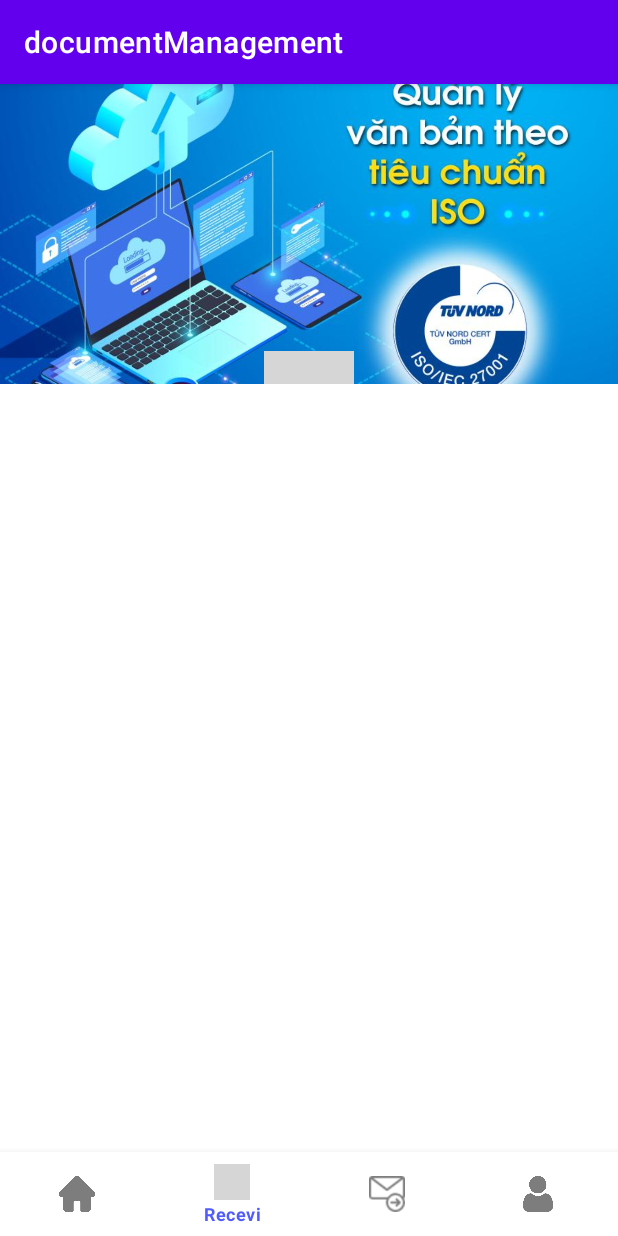
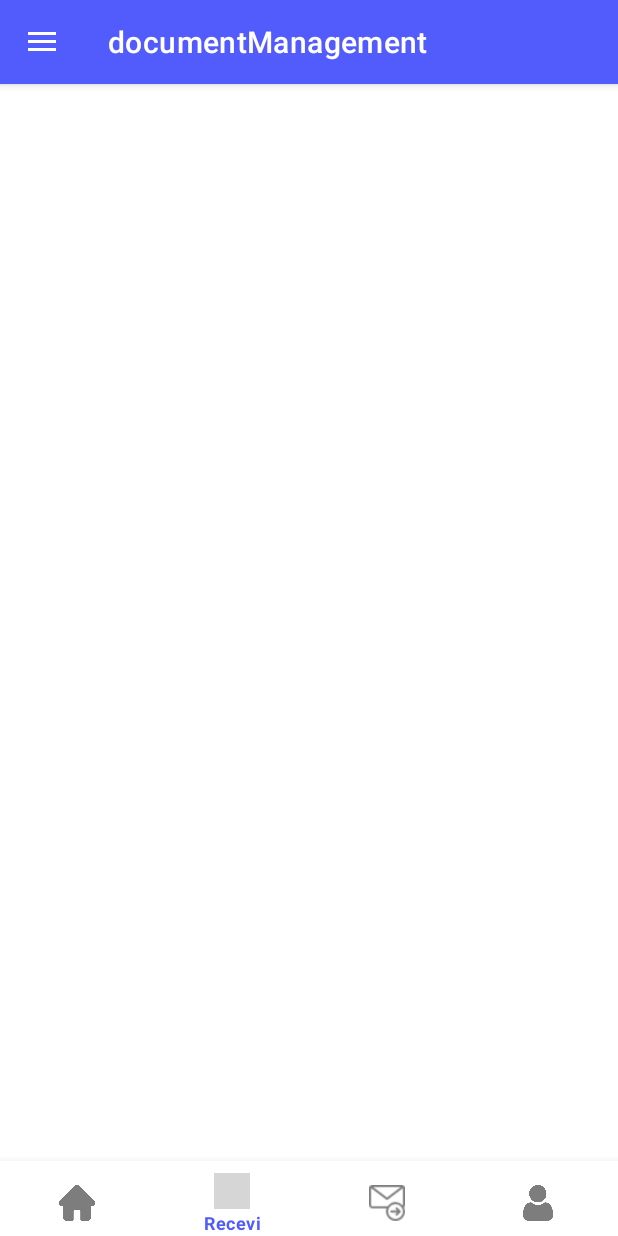
Before and after one commit to 2MPRO/documentManagement, an Android app: the screen it shows after launch (MainActivity), item 2 of the bottom bar chosen, on a phone screen of 412 x 824 dp. Run offline under Robolectric (Android 15) with nearby library versions, the phone set to English and light mode, and no system bars; our stand-ins replace navigation-ui; libraries missing offline, so code that uses them is left out: me.relex.circleindicator; plain views replace CircleIndicator3; grey boxes are pictures that could not be loaded.

Commit message:
thien up second

```diff
--- a/app/build.gradle
+++ b/app/build.gradle
@@ -32,6 +32,7 @@ dependencies {
     implementation 'androidx.appcompat:appcompat:1.4.0'
     implementation 'com.google.android.material:material:1.4.0'
     implementation 'androidx.constraintlayout:constraintlayout:2.1.2'
+    implementation 'androidx.navigation:navigation-ui:2.3.5'
     testImplementation 'junit:junit:4.+'
     androidTestImplementation 'androidx.test.ext:junit:1.1.3'
     androidTestImplementation 'androidx.test.espresso:espresso-core:3.4.0'
--- a/app/src/main/java/com/example/documentmanagement/Controllers/Activity/MainActivity.java
+++ b/app/src/main/java/com/example/documentmanagement/Controllers/Activity/MainActivity.java
@@ -2,16 +2,31 @@ package com.example.documentmanagement.Controllers.Activity;
 
 import android.os.Bundle;
 import android.os.Handler;
+import android.view.MenuItem;
+import android.widget.GridLayout;
+import android.widget.Toast;
 import android.widget.ViewFlipper;
 
+import androidx.annotation.NonNull;
+import androidx.appcompat.app.ActionBarDrawerToggle;
 import androidx.appcompat.app.AppCompatActivity;
 import androidx.appcompat.widget.Toolbar;
+import androidx.core.view.GravityCompat;
+import androidx.drawerlayout.widget.DrawerLayout;
+import androidx.fragment.app.FragmentStatePagerAdapter;
+import androidx.navigation.Navigation;
+import androidx.navigation.ui.AppBarConfiguration;
+import androidx.viewpager.widget.ViewPager;
 import androidx.viewpager2.widget.ViewPager2;
 
 import com.example.documentmanagement.Controllers.Adapter.PhotoViewpager2Adapter;
+import com.example.documentmanagement.Controllers.Adapter.ViewpagerAdapter;
 import com.example.documentmanagement.Controllers.animation.ZoomOutPageTransformer;
 import com.example.documentmanagement.R;
 import com.example.documentmanagement.model.PhoTo;
+import com.google.android.material.bottomnavigation.BottomNavigationView;
+import com.google.android.material.navigation.NavigationBarView;
+import com.google.android.material.navigation.NavigationView;
 
 import java.util.ArrayList;
 import java.util.List;
@@ -19,27 +34,16 @@ import java.util.List;
 import me.relex.circleindicator.CircleIndicator3;
 
 
-public class MainActivity extends AppCompatActivity {
-    Toolbar toolBar;
-    ViewFlipper sliderImg;
-    private ViewPager2 viewPager2;
-    private CircleIndicator3 circleIndicator3;
-    private List<PhoTo> listPhoto;
-    private Handler handler = new Handler();
+public class MainActivity extends AppCompatActivity implements NavigationView.OnNavigationItemSelectedListener {
 
-    // set slide
-    private Runnable runnable = new Runnable() {
-        @Override
-        public void run() {
-            if(viewPager2.getCurrentItem() == listPhoto.size() -1 ){
-                viewPager2.setCurrentItem(0);
-            }else
-            {
-                viewPager2.setCurrentItem(viewPager2.getCurrentItem() + 1);
-            }
 
-        }
-    };
+    private DrawerLayout drawerLayout; //layout chứa navigationview
+    private NavigationView navigationview;
+    private BottomNavigationView bottom_nav;
+    private ViewPager viewPager; //chứa fragment
+    Toolbar toolbar;
+
+
     @Override
     protected void onCreate(Bundle savedInstanceState) {
         super.onCreate(savedInstanceState);
@@ -50,60 +54,137 @@ public class MainActivity extends AppCompatActivity {
 
     // ánh xạ
     public void Mapping() {
+        bottom_nav = (BottomNavigationView) findViewById(R.id.bottom_nav);
+        viewPager = findViewById(R.id.frag_viewpager);
+        toolbar = findViewById(R.id.toolbar);
+        drawerLayout = findViewById(R.id.drawer_layout);
+        navigationview = findViewById(R.id.nav_view);
+    }
+    public void initView( ){
 
-        viewPager2 = (ViewPager2) findViewById(R.id.viewPage2);
-        circleIndicator3 = (CircleIndicator3) findViewById(R.id.circleIndicator3);
+        setUpViewPager();
+        setBottom_nav();
+        setToolbar();
+        setDrawerToggle();
+        setNavigationView();
     }
 
-    public void initView( ){
-        // slide img
-        PhotoAdapter();
+    private void setNavigationView() {
+        navigationview.setNavigationItemSelectedListener(this);
     }
 
-    private void PhotoAdapter() {
-        listPhoto = getListPhoto();
-        PhotoViewpager2Adapter adapter  = new PhotoViewpager2Adapter(listPhoto);
-        viewPager2.setAdapter(adapter);
+    private void setDrawerToggle() {
+        ActionBarDrawerToggle toggle = new ActionBarDrawerToggle(this,drawerLayout,toolbar,R.string.nav_drawer_open,R.string.nav_drawer_close);
+        drawerLayout.addDrawerListener(toggle);
+        toggle.syncState();
+    }
 
-        //connect view page with circelindicator
-        circleIndicator3.setViewPager(viewPager2);
+    private void setToolbar() {
+        setSupportActionBar(toolbar);
+    }
+
+    private void setBottom_nav() {
+        bottom_nav.setOnItemSelectedListener(new NavigationBarView.OnItemSelectedListener() {
+            @Override
+            public boolean onNavigationItemSelected(@NonNull MenuItem item) {
+                switch (item.getItemId()){
+                    case  R.id.action_home:
+                        viewPager.setCurrentItem(0);
+                        break;
+                    case R.id.action_recevi:
+                        viewPager.setCurrentItem(1);
+                        break;
+                    case R.id.action_send:
+                        viewPager.setCurrentItem(2);
+                        break;
+                    case R.id.action_Acount:
+                        viewPager.setCurrentItem(3);
+                        break;
+                }
+                return true;
+            }
+        });
+    }
+    private void setUpViewPager(){
+        ViewpagerAdapter viewpagerAdapter = new ViewpagerAdapter(getSupportFragmentManager(), FragmentStatePagerAdapter.BEHAVIOR_RESUME_ONLY_CURRENT_FRAGMENT);
+        viewPager.setAdapter(viewpagerAdapter);
+        viewPager.addOnPageChangeListener(new ViewPager.OnPageChangeListener() {
+            @Override
+            public void onPageScrolled(int position, float positionOffset, int positionOffsetPixels) {
+
+            }
+
+            @Override
+            public void onPageSelected(int position) {
+                switch (position){
+                    case 0:
+                        bottom_nav.getMenu().findItem(R.id.action_home).setChecked(true);
+                        break;
+                    case 1:
+                        bottom_nav.getMenu().findItem(R.id.action_recevi).setChecked(true);
+                        break;
+                    case 2:
+                        bottom_nav.getMenu().findItem(R.id.action_send).setChecked(true);
+                        break;
+                    case 3:
+                        bottom_nav.getMenu().findItem(R.id.action_Acount).setChecked(true);
+                        break;
+
+                }
+            }
+
+            @Override
+            public void onPageScrollStateChanged(int state) {
+
+            }
+        });
+    }
 
 
-        //auto run
-        viewPager2.registerOnPageChangeCallback(new ViewPager2.OnPageChangeCallback() {
-            @Override
-            public void onPageSelected(int position) {
-                super.onPageSelected(position);
-                handler.removeCallbacks(runnable);
-                handler.postDelayed(runnable, 3000);
-            }
-        });
-
-        // animation
-        viewPager2.setPageTransformer(new ZoomOutPageTransformer());
-    }
-    private List<PhoTo> getListPhoto(){
-        List<PhoTo> list = new ArrayList<>();
-        list.add(new PhoTo(R.drawable.img_slider_muonkiep));
-        list.add(new PhoTo(R.drawable.img_slider_nhagiak));
-        list.add(new PhoTo(R.drawable.img_slider_tuyet));
-        list.add(new PhoTo(R.drawable.img_slider_muonkiep));
-        return list;
-    }
 
 
     //  pause slider when  out app
     @Override
     protected void onPause() {
         super.onPause();
-        handler.removeCallbacks(runnable);
+
     }
 
     @Override
     protected void onResume() {
         super.onResume();
-        handler.postDelayed(runnable,3000);
+
     }
 
+    //sự kien click vao navigation view
+    @Override
+    public boolean onNavigationItemSelected(@NonNull MenuItem item) {
+        int id = item.getItemId();
+        switch (id){
+            case  R.id.action_home:
+                viewPager.setCurrentItem(0);
+                break;
+            case R.id.action_recevi:
+                viewPager.setCurrentItem(1);
+                break;
+            case R.id.action_send:
+                viewPager.setCurrentItem(2);
+                break;
+            case R.id.action_Acount:
+                viewPager.setCurrentItem(3);
+                break;
+        }
+        drawerLayout.closeDrawer(GravityCompat.START);
+        return true;
+    }
 
+    @Override
+    public void onBackPressed() {
+        // nếu đang mở drawer thì đóng khi bấm nút trở lại
+        if(drawerLayout.isDrawerOpen(GravityCompat.START)){
+            drawerLayout.closeDrawer(GravityCompat.START);
+        }
+        else
+             super.onBackPressed();
+    }
 }
--- /dev/null
+++ b/app/src/main/java/com/example/documentmanagement/Controllers/Activity/MainFragment.java
@@ -0,0 +1,105 @@
+package com.example.documentmanagement.Controllers.Activity;
+
+import android.os.Bundle;
+import android.os.Handler;
+import android.view.LayoutInflater;
+import android.view.View;
+import android.view.ViewGroup;
+
+import androidx.annotation.NonNull;
+import androidx.annotation.Nullable;
+import androidx.fragment.app.Fragment;
+import androidx.viewpager2.widget.ViewPager2;
+
+import com.example.documentmanagement.Controllers.Adapter.PhotoViewpager2Adapter;
+import com.example.documentmanagement.Controllers.animation.ZoomOutPageTransformer;
+import com.example.documentmanagement.R;
+import com.example.documentmanagement.model.PhoTo;
+import com.google.android.material.bottomnavigation.BottomNavigationView;
+
+import java.util.ArrayList;
+import java.util.List;
+
+import me.relex.circleindicator.CircleIndicator3;
+
+public class MainFragment extends Fragment {
+
+    private ViewPager2 viewPager2; //imgslide
+    private List<PhoTo> listPhoto;
+    private CircleIndicator3 circleIndicator3;
+    private Handler handler = new Handler();
+
+    @Nullable
+    @Override
+    public View onCreateView(@NonNull LayoutInflater inflater, @Nullable ViewGroup container, @Nullable Bundle savedInstanceState) {
+        View view   = inflater.inflate(R.layout.fragment_main,container,false);
+        return view;
+
+
+    }
+    public void Mapping() {
+        viewPager2 = viewPager2.findViewById(R.id.viewPage2);
+        circleIndicator3 = (CircleIndicator3) circleIndicator3.findViewById(R.id.circleIndicator3);
+
+    }
+    public void initView(){
+        // slide img
+        PhotoAdapter();
+
+    }
+    private void PhotoAdapter() {
+        listPhoto = getListPhoto();
+        PhotoViewpager2Adapter adapter  = new PhotoViewpager2Adapter(listPhoto);
+        viewPager2.setAdapter(adapter);
+
+        //connect view page with circelindicator
+        circleIndicator3.setViewPager(viewPager2);
+
+
+        //auto run
+/*        viewPager2.registerOnPageChangeCallback(new ViewPager2.OnPageChangeCallback() {
+            @Override
+            public void onPageSelected(int position) {
+                super.onPageSelected(position);
+                handler.removeCallbacks(runnable);
+                handler.postDelayed(runnable, 3000);
+            }
+        });*/
+
+        // animation
+        viewPager2.setPageTransformer(new ZoomOutPageTransformer());
+    }
+
+    private List<PhoTo> getListPhoto(){
+        List<PhoTo> list = new ArrayList<>();
+        list.add(new PhoTo(R.drawable.img_slider_muonkiep));
+        list.add(new PhoTo(R.drawable.img_slider_nhagiak));
+        list.add(new PhoTo(R.drawable.img_slider_tuyet));
+        list.add(new PhoTo(R.drawable.img_slider_muonkiep));
+        return list;
+    }
+    // set slide
+/*    private Runnable runnable = new Runnable() {
+        @Override
+        public void run() {
+            if(viewPager2.getCurrentItem() == listPhoto.size() -1 ){
+                viewPager2.setCurrentItem(0);
+            }else
+            {
+                viewPager2.setCurrentItem(viewPager2.getCurrentItem() + 1);
+            }
+
+        }
+    };*/
+/*    public void onPause() {
+        super.onPause();
+        handler.removeCallbacks(runnable);
+    }
+
+    @Override
+    public void onResume() {
+        super.onResume();
+        handler.postDelayed(runnable,3000);
+    }*/
+
+}
--- /dev/null
+++ b/app/src/main/java/com/example/documentmanagement/Controllers/Activity/ReceviFragment.java
@@ -0,0 +1,23 @@
+package com.example.documentmanagement.Controllers.Activity;
+
+import android.os.Bundle;
+import android.view.LayoutInflater;
+import android.view.View;
+import android.view.ViewGroup;
+
+import androidx.annotation.NonNull;
+import androidx.annotation.Nullable;
+import androidx.fragment.app.Fragment;
+
+import com.example.documentmanagement.R;
+
+public class ReceviFragment extends Fragment {
+    @Nullable
+    @Override
+    public View onCreateView(@NonNull LayoutInflater inflater, @Nullable ViewGroup container, @Nullable Bundle savedInstanceState) {
+        View view   = inflater.inflate(R.layout.fragment_recevi,container,false);
+        return view;
+
+    }
+
+}
--- /dev/null
+++ b/app/src/main/java/com/example/documentmanagement/Controllers/Activity/SendFragment.java
@@ -0,0 +1,23 @@
+package com.example.documentmanagement.Controllers.Activity;
+
+import android.os.Bundle;
+import android.view.LayoutInflater;
+import android.view.View;
+import android.view.ViewGroup;
+
+import androidx.annotation.NonNull;
+import androidx.annotation.Nullable;
+import androidx.fragment.app.Fragment;
+
+import com.example.documentmanagement.R;
+
+public class SendFragment extends Fragment {
+    @Nullable
+    @Override
+    public View onCreateView(@NonNull LayoutInflater inflater, @Nullable ViewGroup container, @Nullable Bundle savedInstanceState) {
+        View view   = inflater.inflate(R.layout.fragment_send,container,false);
+        return view;
+
+    }
+
+}
--- /dev/null
+++ b/app/src/main/java/com/example/documentmanagement/Controllers/Adapter/ViewpagerAdapter.java
@@ -0,0 +1,43 @@
+package com.example.documentmanagement.Controllers.Adapter;
+
+import androidx.annotation.NonNull;
+import androidx.fragment.app.Fragment;
+import androidx.fragment.app.FragmentManager;
+import androidx.fragment.app.FragmentStatePagerAdapter;
+import androidx.recyclerview.widget.RecyclerView;
+import androidx.viewpager2.adapter.FragmentStateAdapter;
+
+import com.example.documentmanagement.Controllers.Activity.AcountFragment;
+import com.example.documentmanagement.Controllers.Activity.MainFragment;
+import com.example.documentmanagement.Controllers.Activity.ReceviFragment;
+import com.example.documentmanagement.Controllers.Activity.SendFragment;
+
+public class ViewpagerAdapter extends FragmentStatePagerAdapter {
+
+    public ViewpagerAdapter(@NonNull FragmentManager fm, int behavior) {
+        super(fm, behavior);
+    }
+
+    @NonNull
+    @Override
+    public Fragment getItem(int position) {
+        switch (position){
+            case 0:
+                return new MainFragment();
+            case 1:
+               return new ReceviFragment();
+            case 2:
+                return new SendFragment();
+            case 3:
+                return new AcountFragment();
+            default:
+                return new MainFragment();
+        }
+
+    }
+
+    @Override
+    public int getCount() {
+        return 4;
+    }
+}
--- a/app/src/main/res/layout/activity_main.xml
+++ b/app/src/main/res/layout/activity_main.xml
@@ -1,31 +1,66 @@
 <?xml version="1.0" encoding="utf-8"?>
-<RelativeLayout xmlns:android="http://schemas.android.com/apk/res/android"
+<LinearLayout xmlns:android="http://schemas.android.com/apk/res/android"
+    xmlns:tools="http://schemas.android.com/tools"
     xmlns:app="http://schemas.android.com/apk/res-auto"
-    xmlns:tools="http://schemas.android.com/tools"
+
     android:layout_width="match_parent"
     android:layout_height="match_parent"
+    android:fitsSystemWindows="true"
+    tools:openDrawer="start"
+    android:orientation="vertical"
+    android:weightSum="10"
+    >
+    <androidx.drawerlayout.widget.DrawerLayout
+        android:layout_weight="9"
+        android:id="@+id/drawer_layout"
+        android:layout_width="match_parent"
+        android:layout_height="match_parent">
+        <LinearLayout
+            android:orientation="vertical"
+            android:layout_width="match_parent"
+            android:layout_height="match_parent">
 
-    >
-
-    <LinearLayout
-        android:layout_alignParentTop="true"
-        android:layout_width="match_parent"
-        android:layout_height="wrap_content"
-        android:orientation="vertical">
-        <include
-            android:id="@+id/incluSliderImg"
-            layout="@layout/slider_img"
-            />
-        <androidx.recyclerview.widget.RecyclerView
-            android:id="@+id/recyclerCategory2"
-            android:layout_width="wrap_content"
-            android:layout_height="100dp"
-            android:layout_gravity="center_horizontal"
-            android:orientation="horizontal"
-            app:layoutManager="androidx.recyclerview.widget.LinearLayoutManager" />
-    </LinearLayout>
+            <com.google.android.material.appbar.AppBarLayout
+                android:layout_width="match_parent"
+                android:layout_height="wrap_content"
+                android:theme="@style/ThemeOverlay.AppCompat.Dark.ActionBar"
+                >
+                <androidx.appcompat.widget.Toolbar
+                    android:id="@+id/toolbar"
+                    android:layout_width="match_parent"
+                    android:layout_height="?attr/actionBarSize"
+                    android:background="@color/primary"
+                    android:popupTheme="@style/ThemeOverlay.AppCompat.Light"
+                    />
+            </com.google.android.material.appbar.AppBarLayout>
 
 
+
+            <!--Fragment-->
+            <FrameLayout
+                android:layout_width="match_parent"
+                android:layout_height="match_parent">
+                <androidx.viewpager.widget.ViewPager
+                    android:id="@+id/frag_viewpager"
+                    android:layout_width="match_parent"
+                    android:layout_height="match_parent"
+                    android:layout_above="@+id/bottom_nav"
+                    />
+            </FrameLayout>
+
+
+        </LinearLayout>
+        <!--Navigation View-->
+        <com.google.android.material.navigation.NavigationView
+            android:id="@+id/nav_view"
+            android:layout_width="wrap_content"
+            android:layout_height="match_parent"
+            android:layout_gravity="start"
+            android:fitsSystemWindows="true"
+            app:headerLayout="@layout/nav_header_main"
+            app:menu="@menu/activity_main_drawer" />
+    </androidx.drawerlayout.widget.DrawerLayout>
+    <!-- Bottom navigation-->
     <com.google.android.material.bottomnavigation.BottomNavigationView
         android:id="@+id/bottom_nav"
         android:layout_width="match_parent"
@@ -33,8 +68,8 @@
         android:layout_alignParentBottom="true"
         android:layout_gravity="bottom"
         android:layout_marginEnd="0dp"
+        app:itemBackground="@color/white"
         app:itemIconTint="@color/custom_color_bottom_nav"
         app:itemTextColor="@color/custom_color_bottom_nav"
-        app:itemBackground="@color/white"
         app:menu="@menu/menu_bottom_nav" />
-</RelativeLayout>
+</LinearLayout>
--- /dev/null
+++ b/app/src/main/res/layout/fragment_recevi.xml
@@ -0,0 +1,8 @@
+<?xml version="1.0" encoding="utf-8"?>
+<LinearLayout xmlns:android="http://schemas.android.com/apk/res/android"
+    android:layout_width="match_parent"
+    android:layout_height="match_parent"
+    xmlns:app="http://schemas.android.com/apk/res-auto"
+    android:orientation="vertical">
+
+</LinearLayout>
--- /dev/null
+++ b/app/src/main/res/menu/activity_main_drawer.xml
@@ -0,0 +1,30 @@
+<?xml version="1.0" encoding="utf-8"?>
+<menu xmlns:android="http://schemas.android.com/apk/res/android"
+    xmlns:tools="http://schemas.android.com/tools"
+    tools:showIn="navigation_view">
+    <group android:checkableBehavior="single">
+        <item android:id="@+id/action_home"
+            android:title="@string/action_home"
+            android:icon="@drawable/icon_home"
+            ></item>
+        <item android:id="@+id/action_recevi"
+            android:title="@string/action_recevi"
+            android:icon="@drawable/recevi"
+            ></item>
+        <item android:id="@+id/action_send"
+            android:title="@string/action_send"
+            android:icon="@drawable/sent"
+            ></item>
+
+
+    </group>
+    <item android:title="@string/action_acount">
+        <menu>
+            <item android:id="@+id/action_Acount"
+                android:title="@string/action_acount"
+                android:icon="@drawable/ic_user"
+                ></item>
+
+        </menu>
+    </item>
+</menu>
--- a/app/src/main/res/values-night/themes.xml
+++ b/app/src/main/res/values-night/themes.xml
@@ -1,6 +1,6 @@
 <resources xmlns:tools="http://schemas.android.com/tools">
     <!-- Base application theme. -->
-    <style name="Theme.DocumentManagement" parent="Theme.MaterialComponents.DayNight.DarkActionBar">
+    <style name="Theme.DocumentManagement" parent="Theme.MaterialComponents.DayNight.NoActionBar">
         <!-- Primary brand color. -->
         <item name="colorPrimary">@color/purple_200</item>
         <item name="colorPrimaryVariant">@color/purple_700</item>
--- a/app/src/main/res/values/strings.xml
+++ b/app/src/main/res/values/strings.xml
@@ -6,4 +6,7 @@
     <string name="action_recevi">Recevi</string>
     <string name="action_send">Send</string>
     <string name="action_acount">Acount</string>
+
+    <string name="nav_drawer_open">Open Navigation Drawer</string>
+    <string name="nav_drawer_close">Close Navigation Drawer</string>
 </resources>
--- a/app/src/main/res/values/themes.xml
+++ b/app/src/main/res/values/themes.xml
@@ -1,6 +1,6 @@
 <resources xmlns:tools="http://schemas.android.com/tools">
     <!-- Base application theme. -->
-    <style name="Theme.DocumentManagement" parent="Theme.MaterialComponents.DayNight.DarkActionBar">
+    <style name="Theme.DocumentManagement" parent="Theme.MaterialComponents.DayNight.NoActionBar">
         <!-- Primary brand color. -->
         <item name="colorPrimary">@color/purple_500</item>
         <item name="colorPrimaryVariant">@color/purple_700</item>
```
Also changed, not shown: app/src/main/java/com/example/documentmanagement/Controllers/Activity/AcountFragment.java (added, +23 -0 lines), app/src/main/res/drawable-v24/side_nav_bar.xml (added, +10 -0 lines), app/src/main/res/layout/fragment_acount.xml (added, +8 -0 lines), app/src/main/res/layout/fragment_main.xml (added, +24 -0 lines), app/src/main/res/layout/fragment_send.xml (added, +8 -0 lines), app/src/main/res/layout/nav_header_main.xml (added, +34 -0 lines), app/src/main/res/menu/main.xml (added, +9 -0 lines), app/src/main/res/drawable-v24/ic_menu.png (added).
